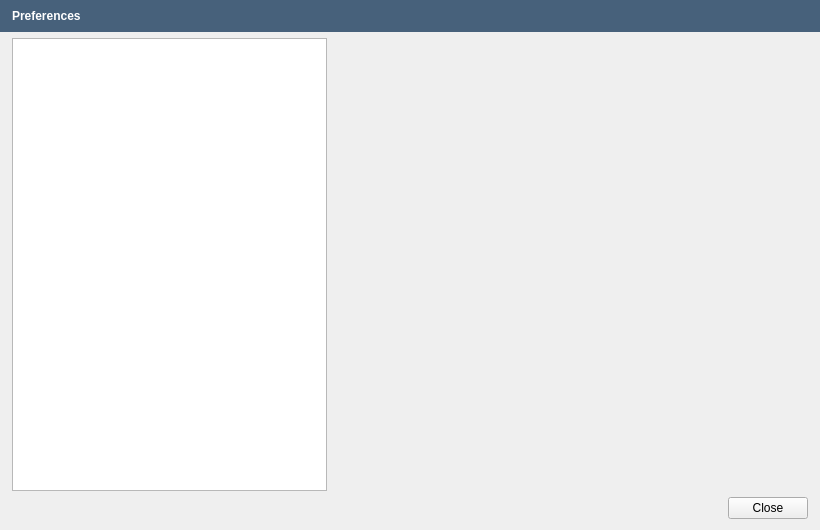
Before: the Qt Designer form src/openfluid/ui/common/PreferencesDialog.ui in OpenFLUID/openfluid, drawn with Qt 5.
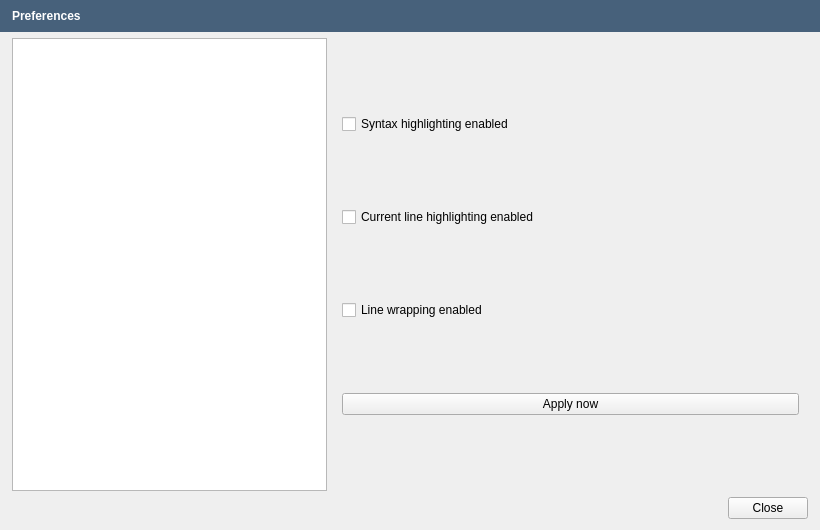
After: the same form once the commit is applied. The open tabs and pages were chosen to show the change. Custom widgets are drawn as their Qt base class.

Commit message:
Add the "Text editor" panel in the Preferences dialog
* Added only boolean choices for now
* Set Text editor preferences immediatly visibles (DevStudio + Builder)
* Fixed currentline highlighting setter in the Preferences manager

```diff
--- a/src/openfluid/ui/common/PreferencesDialog.ui
+++ b/src/openfluid/ui/common/PreferencesDialog.ui
@@ -688,7 +688,38 @@
          </item>
         </layout>
        </widget>
-       <widget class="QWidget" name="DevEditorPage"/>
+       <widget class="QWidget" name="DevEditorPage">
+        <layout class="QVBoxLayout" name="verticalLayout_8">
+         <item>
+          <widget class="QCheckBox" name="SyntaxHLCheckBox">
+           <property name="text">
+            <string>Syntax highlighting enabled</string>
+           </property>
+          </widget>
+         </item>
+         <item>
+          <widget class="QCheckBox" name="CurrentLineHLCheckBox">
+           <property name="text">
+            <string>Current line highlighting enabled</string>
+           </property>
+          </widget>
+         </item>
+         <item>
+          <widget class="QCheckBox" name="LineWrappingCheckBox">
+           <property name="text">
+            <string>Line wrapping enabled</string>
+           </property>
+          </widget>
+         </item>
+         <item>
+          <widget class="QPushButton" name="TextEditorApplyButton">
+           <property name="text">
+            <string>Apply now</string>
+           </property>
+          </widget>
+         </item>
+        </layout>
+       </widget>
        <widget class="QWidget" name="MarketPage">
         <layout class="QGridLayout" name="gridLayout_2">
          <item row="0" column="0">
```
Left out of the diff: 15 changed lines with no effect on the pictures. The commit also changes 13 other files.
